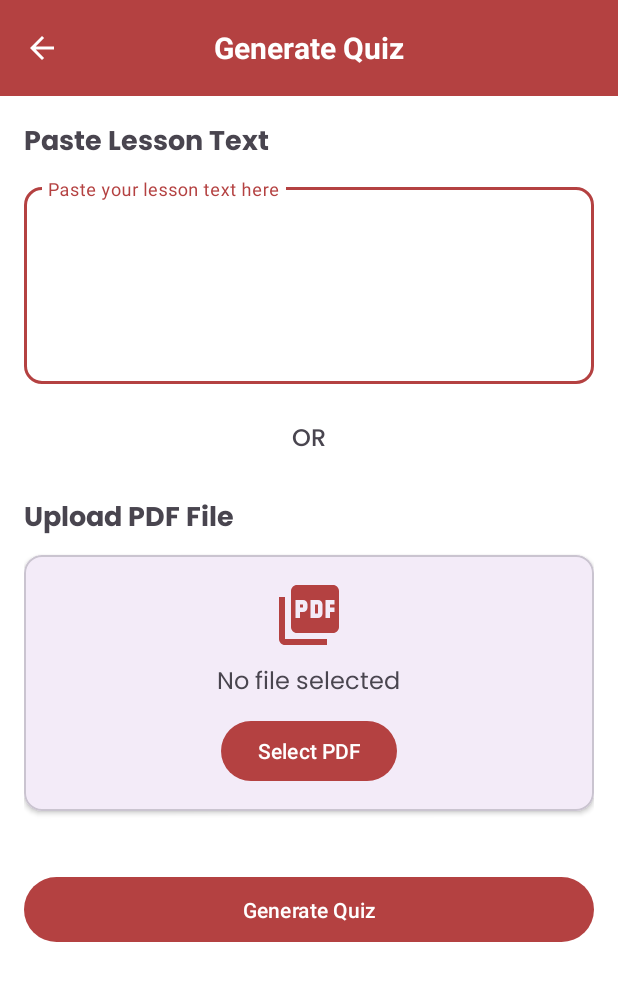
After one commit to noteve07/flat-uno-reviewer-app, an Android app: the GenerateQuizActivity screen opened directly, with no data from a screen before it, on a phone screen of 412 x 824 dp. The commit adds this screen. Shown: the top 981 px of the screen. Run offline under Robolectric (Android 15) with nearby library versions, the phone set to English and light mode, and no system bars; libraries missing offline, so code that uses them is left out: com.itextpdf.kernel.

Commit message:
Added Lesson / PDF Upload
- Attempted to use AI API to no avail, will implement next version

```diff
--- a/app/src/main/java/com/example/flatuno_reviewer_app/QuizFragment.java
+++ b/app/src/main/java/com/example/flatuno_reviewer_app/QuizFragment.java
@@ -69,7 +69,8 @@ public class QuizFragment extends Fragment {
         // FAB click listener
         FloatingActionButton fab = view.findViewById(R.id.fab_add_quiz);
         fab.setOnClickListener(v -> {
-            // TODO: Implement add quiz functionality
+            Intent intent = new Intent(getActivity(), GenerateQuizActivity.class);
+            startActivity(intent);
         });
 
         return view;
--- a/app/src/main/java/com/example/flatuno_reviewer_app/database/FlashcardDbHelper.java
+++ b/app/src/main/java/com/example/flatuno_reviewer_app/database/FlashcardDbHelper.java
@@ -18,42 +18,42 @@ public class FlashcardDbHelper extends SQLiteOpenHelper {
     public static final String TABLE_QUIZ_SCORES = "quiz_scores";
 
     // Common column names
-    private static final String KEY_ID = "id";
-    private static final String KEY_CREATED_AT = "created_at";
+    public static final String KEY_ID = "id";
+    public static final String KEY_CREATED_AT = "created_at";
 
     // TOPICS Table Columns
-    private static final String KEY_TOPIC_NAME = "name";
-    private static final String KEY_TOPIC_COLOR = "color";
-    private static final String KEY_TOPIC_LAST_MODIFIED = "last_modified";
+    public static final String KEY_TOPIC_NAME = "name";
+    public static final String KEY_TOPIC_COLOR = "color";
+    public static final String KEY_TOPIC_LAST_MODIFIED = "last_modified";
 
     // FLASHCARDS Table Columns
-    private static final String KEY_FLASHCARD_TOPIC_ID = "topic_id";
-    private static final String KEY_FLASHCARD_TERM = "term";
-    private static final String KEY_FLASHCARD_DESCRIPTION = "description";
-    private static final String KEY_FLASHCARD_LAST_REVIEWED = "last_reviewed";
-    private static final String KEY_FLASHCARD_COLOR = "color";
+    public static final String KEY_FLASHCARD_TOPIC_ID = "topic_id";
+    public static final String KEY_FLASHCARD_TERM = "term";
+    public static final String KEY_FLASHCARD_DESCRIPTION = "description";
+    public static final String KEY_FLASHCARD_LAST_REVIEWED = "last_reviewed";
+    public static final String KEY_FLASHCARD_COLOR = "color";
 
     // QUIZZES Table Columns
-    private static final String KEY_QUIZ_TOPIC_ID = "topic_id";
-    private static final String KEY_QUIZ_TITLE = "title";
-    private static final String KEY_QUIZ_LAST_TAKEN = "last_taken";
+    public static final String KEY_QUIZ_TOPIC_ID = "topic_id";
+    public static final String KEY_QUIZ_TITLE = "title";
+    public static final String KEY_QUIZ_LAST_TAKEN = "last_taken";
 
     // QUIZ_QUESTIONS Table Columns
-    private static final String KEY_QUESTION_QUIZ_ID = "quiz_id";
-    private static final String KEY_QUESTION_TEXT = "question";
-    private static final String KEY_QUESTION_CORRECT_ANSWER = "correct_answer";
+    public static final String KEY_QUESTION_QUIZ_ID = "quiz_id";
+    public static final String KEY_QUESTION_TEXT = "question";
+    public static final String KEY_QUESTION_CORRECT_ANSWER = "correct_answer";
 
     // QUIZ_CHOICES Table Columns
-    private static final String KEY_CHOICE_QUESTION_ID = "question_id";
-    private static final String KEY_CHOICE_TEXT = "choice_text";
-    private static final String KEY_CHOICE_IS_CORRECT = "is_correct";
+    public static final String KEY_CHOICE_QUESTION_ID = "question_id";
+    public static final String KEY_CHOICE_TEXT = "choice_text";
+    public static final String KEY_CHOICE_IS_CORRECT = "is_correct";
 
     // QUIZ_SCORES Table Columns
-    private static final String KEY_SCORE_QUIZ_ID = "quiz_id";
-    private static final String KEY_SCORE_VALUE = "score";
-    private static final String KEY_SCORE_TOTAL_QUESTIONS = "total_questions";
-    private static final String KEY_SCORE_TAKEN_AT = "taken_at";
-    private static final String KEY_SCORE_TIME_SPENT = "time_spent";
+    public static final String KEY_SCORE_QUIZ_ID = "quiz_id";
+    public static final String KEY_SCORE_VALUE = "score";
+    public static final String KEY_SCORE_TOTAL_QUESTIONS = "total_questions";
+    public static final String KEY_SCORE_TAKEN_AT = "taken_at";
+    public static final String KEY_SCORE_TIME_SPENT = "time_spent";
 
     // Create Table Statements
     private static final String CREATE_TABLE_TOPICS = "CREATE TABLE " + TABLE_TOPICS + "("
--- /dev/null
+++ b/app/src/main/res/drawable/ic_pdf.xml
@@ -0,0 +1,10 @@
+<?xml version="1.0" encoding="utf-8"?>
+<vector xmlns:android="http://schemas.android.com/apk/res/android"
+    android:width="24dp"
+    android:height="24dp"
+    android:viewportWidth="24"
+    android:viewportHeight="24">
+    <path
+        android:fillColor="#000000"
+        android:pathData="M20,2L8,2c-1.1,0 -2,0.9 -2,2v12c0,1.1 0.9,2 2,2h12c1.1,0 2,-0.9 2,-2L22,4c0,-1.1 -0.9,-2 -2,-2zM11.5,9.5c0,0.83 -0.67,1.5 -1.5,1.5L9,11v2L7.5,13L7.5,7L10,7c0.83,0 1.5,0.67 1.5,1.5v1zM16.5,11.5c0,0.83 -0.67,1.5 -1.5,1.5h-2.5L12.5,7L15,7c0.83,0 1.5,0.67 1.5,1.5v3zM20.5,8.5L19,8.5v1h1.5L20.5,11L19,11v2h-1.5L17.5,7h3v1.5zM9,9.5h1v-1L9,8.5v1zM4,6L2,6v14c0,1.1 0.9,2 2,2h14v-2L4,20L4,6zM14,11.5h1v-3h-1v3z"/>
+</vector>
--- /dev/null
+++ b/app/src/main/res/layout/activity_generate_quiz.xml
@@ -0,0 +1,148 @@
+<?xml version="1.0" encoding="utf-8"?>
+<LinearLayout xmlns:android="http://schemas.android.com/apk/res/android"
+    xmlns:app="http://schemas.android.com/apk/res-auto"
+    android:layout_width="match_parent"
+    android:layout_height="match_parent"
+    android:orientation="vertical"
+    android:background="@color/white">
+
+    <com.google.android.material.appbar.AppBarLayout
+        android:layout_width="match_parent"
+        android:layout_height="wrap_content"
+        android:background="@color/toolbar_color">
+
+        <androidx.appcompat.widget.Toolbar
+            android:id="@+id/toolbar"
+            android:layout_width="match_parent"
+            android:layout_height="?attr/actionBarSize"
+            android:theme="@style/ThemeOverlay.AppCompat.Dark.ActionBar"
+            app:popupTheme="@style/ThemeOverlay.AppCompat.Light"
+            app:titleTextColor="@color/white">
+
+            <TextView
+                android:id="@+id/toolbar_title"
+                android:layout_width="wrap_content"
+                android:layout_height="wrap_content"
+                android:layout_gravity="center"
+                android:text="Generate Quiz"
+                android:textColor="@color/white"
+                android:textSize="20sp"
+                android:textStyle="bold" />
+
+        </androidx.appcompat.widget.Toolbar>
+    </com.google.android.material.appbar.AppBarLayout>
+
+    <ScrollView
+        android:layout_width="match_parent"
+        android:layout_height="0dp"
+        android:layout_weight="1"
+        android:padding="16dp">
+
+        <LinearLayout
+            android:layout_width="match_parent"
+            android:layout_height="wrap_content"
+            android:orientation="vertical">
+
+            <!-- Text Input Section -->
+            <TextView
+                android:layout_width="wrap_content"
+                android:layout_height="wrap_content"
+                android:text="Paste Lesson Text"
+                android:textSize="18sp"
+                android:fontFamily="@font/poppins_bold"
+                android:layout_marginBottom="8dp"/>
+
+            <com.google.android.material.textfield.TextInputLayout
+                android:layout_width="match_parent"
+                android:layout_height="wrap_content"
+                android:layout_marginBottom="24dp"
+                style="@style/Widget.MaterialComponents.TextInputLayout.OutlinedBox"
+                app:boxStrokeColor="@color/toolbar_color"
+                app:hintTextColor="@color/toolbar_color"
+                app:boxCornerRadiusTopStart="12dp"
+                app:boxCornerRadiusTopEnd="12dp"
+                app:boxCornerRadiusBottomStart="12dp"
+                app:boxCornerRadiusBottomEnd="12dp">
+
+                <com.google.android.material.textfield.TextInputEditText
+                    android:id="@+id/lesson_text_input"
+                    android:layout_width="match_parent"
+                    android:layout_height="wrap_content"
+                    android:hint="Paste your lesson text here"
+                    android:inputType="textMultiLine"
+                    android:minLines="5"
+                    android:gravity="top"/>
+            </com.google.android.material.textfield.TextInputLayout>
+
+            <!-- OR Divider -->
+            <TextView
+                android:layout_width="match_parent"
+                android:layout_height="wrap_content"
+                android:text="OR"
+                android:gravity="center"
+                android:textSize="16sp"
+                android:fontFamily="@font/poppins_medium"
+                android:layout_marginBottom="24dp"/>
+
+            <!-- PDF Upload Section -->
+            <TextView
+                android:layout_width="wrap_content"
+                android:layout_height="wrap_content"
+                android:text="Upload PDF File"
+                android:textSize="18sp"
+                android:fontFamily="@font/poppins_bold"
+                android:layout_marginBottom="8dp"/>
+
+            <com.google.android.material.card.MaterialCardView
+                android:id="@+id/pdf_upload_card"
+                android:layout_width="match_parent"
+                android:layout_height="wrap_content"
+                android:layout_marginBottom="24dp"
+                app:cardCornerRadius="12dp"
+                app:cardElevation="2dp">
+
+                <LinearLayout
+                    android:layout_width="match_parent"
+                    android:layout_height="wrap_content"
+                    android:orientation="vertical"
+                    android:padding="16dp"
+                    android:gravity="center">
+
+                    <ImageView
+                        android:layout_width="48dp"
+                        android:layout_height="48dp"
+                        android:src="@drawable/ic_pdf"
+                        android:tint="@color/toolbar_color"
+                        android:layout_marginBottom="8dp"/>
+
+                    <TextView
+                        android:id="@+id/pdf_file_name"
+                        android:layout_width="wrap_content"
+                        android:layout_height="wrap_content"
+                        android:text="No file selected"
+                        android:textSize="16sp"
+                        android:fontFamily="@font/poppins_regular"
+                        android:layout_marginBottom="8dp"/>
+
+                    <com.google.android.material.button.MaterialButton
+                        android:id="@+id/select_pdf_button"
+                        android:layout_width="wrap_content"
+                        android:layout_height="wrap_content"
+                        android:text="Select PDF"
+                        app:backgroundTint="@color/toolbar_color"/>
+                </LinearLayout>
+            </com.google.android.material.card.MaterialCardView>
+
+            <!-- Generate Button -->
+            <com.google.android.material.button.MaterialButton
+                android:id="@+id/generate_button"
+                android:layout_width="match_parent"
+                android:layout_height="wrap_content"
+                android:text="Generate Quiz"
+                android:padding="12dp"
+                app:backgroundTint="@color/toolbar_color"
+                android:layout_marginTop="16dp"/>
+
+        </LinearLayout>
+    </ScrollView>
+</LinearLayout>
```
Also changed, not shown: app/build.gradle (+19 -1 lines), app/src/main/AndroidManifest.xml (+7 -0 lines), app/src/main/java/com/example/flatuno_reviewer_app/GenerateQuizActivity.java (added, +199 -0 lines), app/src/main/java/com/example/flatuno_reviewer_app/TakeQuizActivity.java (+26 -16 lines), app/src/main/java/com/example/flatuno_reviewer_app/models/Question.java (added, +64 -0 lines), app/src/main/java/com/example/flatuno_reviewer_app/models/Quiz.java (+5 -5 lines).
